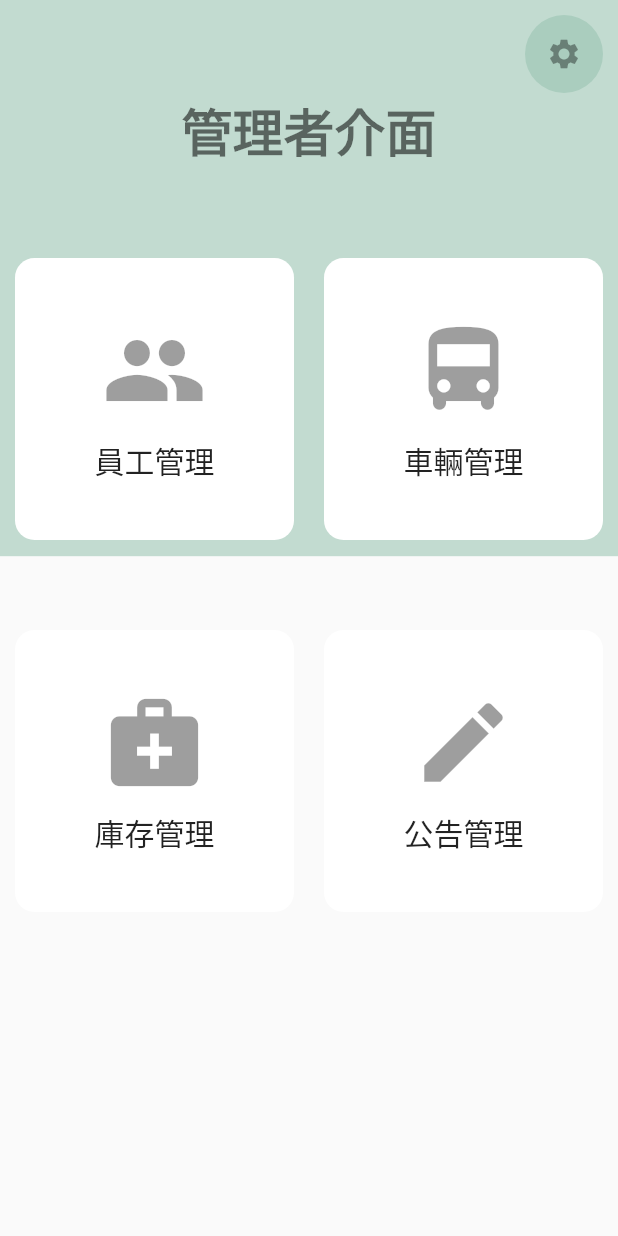
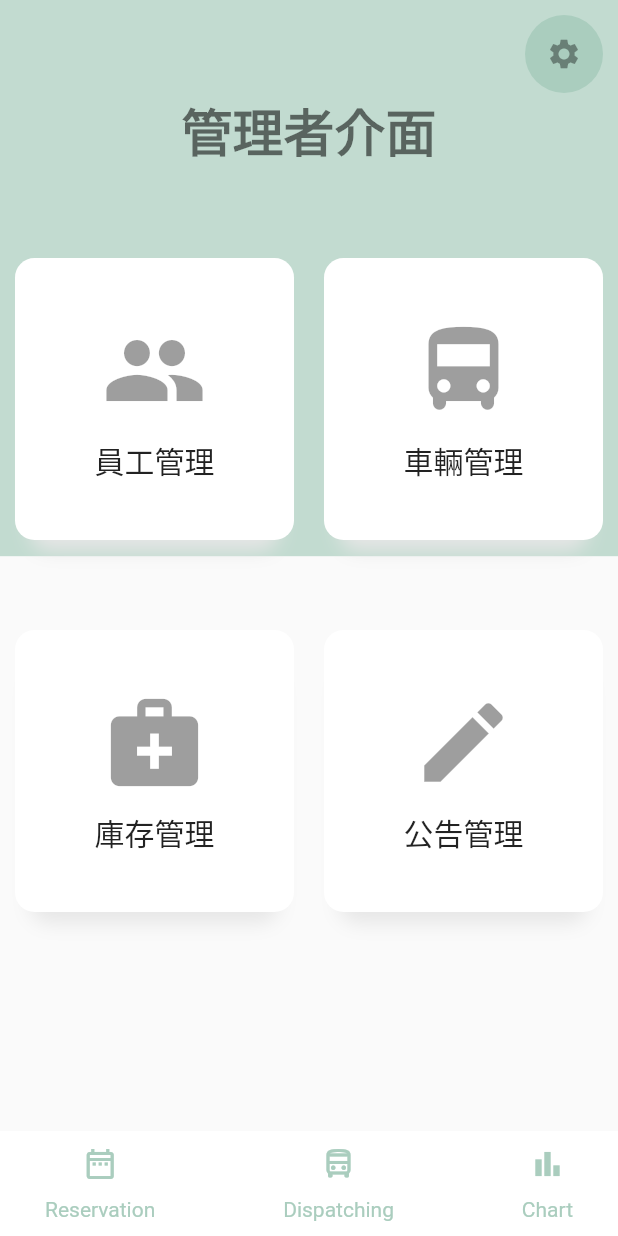
Before and after one commit to XieXinRu/Manager_App, a Flutter app: the screen it shows after launch, on a phone screen of 412 x 824 dp. Run offline on Flutter 3.47's test engine with Material 2 defaults, Android fonts, the phone set to English and light mode, and no system bars.

Commit message:
下方功能列設定完成

```diff
--- a/lib/main.dart
+++ b/lib/main.dart
@@ -1,4 +1,5 @@
 import 'package:flutter/material.dart';
+import 'package:manager_app/widget/category_card.dart';
 
 void main() {
   runApp(MyApp());
@@ -23,6 +24,31 @@ class MyHomeScreen extends StatelessWidget {
   Widget build(BuildContext context) {
     var size = MediaQuery.of(context).size;
     return Scaffold(
+      //下方功能列設定---------------------------------
+      bottomNavigationBar: Container(
+        padding: EdgeInsets.symmetric(horizontal: 30, vertical: 5),
+        height: 70,
+        color: Colors.white,
+        child: Row(
+          mainAxisAlignment: MainAxisAlignment.spaceBetween, //Item按鈕間的距離排版
+          children: <Widget>[
+            BottomNavItem(
+              iconSrc: Icons.date_range_outlined,
+              textSrc: "Reservation",
+            ),
+            BottomNavItem(
+              iconSrc: Icons.directions_bus_outlined,
+              textSrc: "Dispatching",
+              // isActive: true,
+            ),
+            BottomNavItem(
+              iconSrc: Icons.bar_chart,
+              textSrc: "Chart",
+            ),
+          ],
+        ),
+      ),
+      //---------------------------------
       body: Stack(
         children: <Widget>[
           Container(
@@ -56,6 +82,7 @@ class MyHomeScreen extends StatelessWidget {
                           .textTheme
                           .display1
                           .copyWith(fontWeight: FontWeight.w900)),
+                  //功能框設定---------------------------
                   Expanded(
                     child: GridView.count(
                       padding: EdgeInsets.symmetric(vertical: 30),
@@ -67,22 +94,27 @@ class MyHomeScreen extends StatelessWidget {
                         CategoryCard(
                           title:"員工管理",
                           iconSrc: Icons.group,
+                          press: (){},
                         ),
                         CategoryCard(
                           title:"車輛管理",
-                          iconSrc: Icons.directions_bus_rounded ,
+                          iconSrc: Icons.directions_bus_rounded,
+                          press: (){},
                         ),
                         CategoryCard(
                           title:"庫存管理",
                           iconSrc: Icons.medical_services,
+                          press: (){},
                         ),
                         CategoryCard(
                           title:"公告管理",
                           iconSrc: Icons.create,
+                          press: (){},
                         ),
                         ], //把做好的方框按鈕命名為此方法
                     ),
                   ),
+                  //--------------------------------------
                 ],
               ),
             ),
@@ -92,45 +124,42 @@ class MyHomeScreen extends StatelessWidget {
     );
   }
 }
-//方框按鈕參照
-class CategoryCard extends StatelessWidget {
+
+class BottomNavItem extends StatelessWidget {
+  final String textSrc;
   final IconData iconSrc;
-  final String title;
-  const CategoryCard({
+  final Function press;
+  // final bool isActive;
+  const BottomNavItem({
     Key key,
+    this.textSrc,
     this.iconSrc,
-    this.title,
+    this.press,
+    // this.isActive = false,
   }) : super(key: key);
 
   @override
   Widget build(BuildContext context) {
-    return Container(
-      margin: EdgeInsets.symmetric(vertical: 30),
-      decoration: BoxDecoration(
-        color: Colors.white,
-        borderRadius: BorderRadius.circular(13),
-      ),
-      child: Column(
-        children: <Widget>[
-          IconButton(
-            icon: Icon(iconSrc),
-            // icon: Icon(Icons.people),
-            // tooltip: 'people',
-            // onPressed: null,
-            iconSize: 70,
-            padding: EdgeInsets.only(left: 20,top:40,right: 20,bottom: 10),
-          ),
-          Text(
-            title,
-            style: Theme.of(context).textTheme.title,
-          ),
-          // CategoryCard(
-          //   title: "員工管理",
-          //   svgSrc: "assets/icons/Hamburger.svg",
-          //   press: () {},
-          // ),
-        ],
-      )
+    return GestureDetector(
+      onTap: press,
+      // child: FlatButton(
+      //   onPressed: () => {},
+        // padding: EdgeInsets.only(left: 50,top:10,right: 30,bottom: 10),
+        child: Column(
+          mainAxisAlignment: MainAxisAlignment.spaceAround, //icon與字的排版樣式
+          children: <Widget>[
+            Icon(
+              iconSrc,
+              color:Color.fromRGBO(170, 205, 190, 1),
+            ),
+
+            Text(
+              textSrc,
+              style: TextStyle(color:Color.fromRGBO(170, 205, 190, 1)),
+            ),
+          ],
+        ),
+      // ),
     );
   }
 }
```
